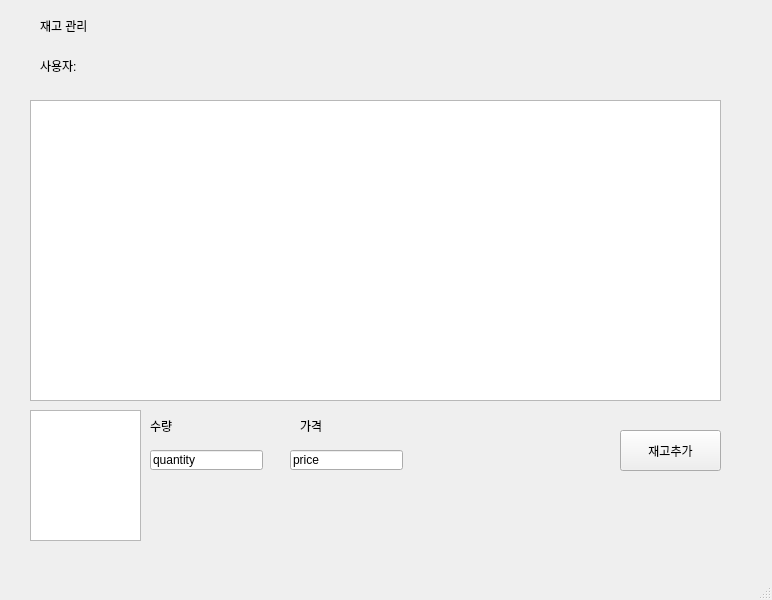
First picture: the form in ui/inventory.ui, repository gwon6482/DBteamproject, before the edit.
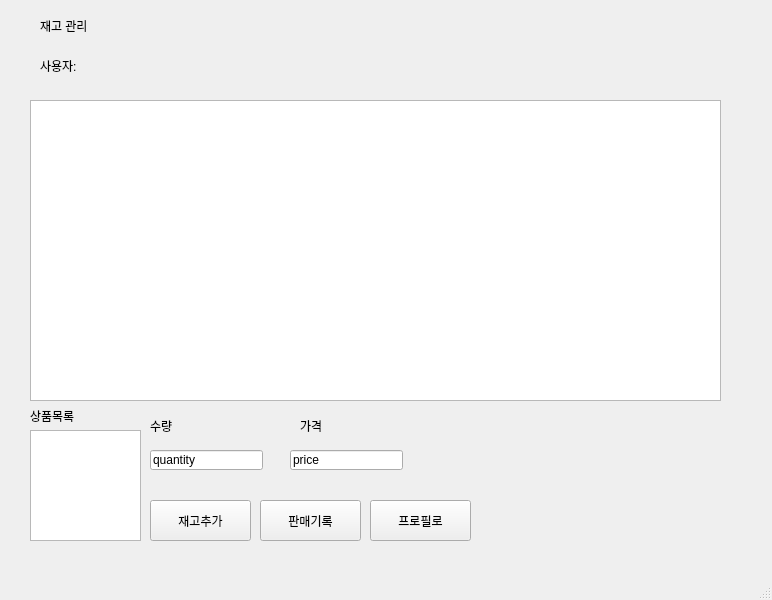
Second picture: the form after the edit.

Commit message: add PuchaseList.py fixed issue with InventoryPage.py

Diff of the .ui file:
```diff
--- a/ui/inventory.ui
+++ b/ui/inventory.ui
@@ -53,8 +53,8 @@
    <widget class="QPushButton" name="btn_addinven">
     <property name="geometry">
      <rect>
-      <x>620</x>
-      <y>430</y>
+      <x>150</x>
+      <y>500</y>
       <width>101</width>
       <height>41</height>
      </rect>
@@ -93,9 +93,9 @@
     <property name="geometry">
      <rect>
       <x>30</x>
-      <y>410</y>
+      <y>430</y>
       <width>111</width>
-      <height>131</height>
+      <height>111</height>
      </rect>
     </property>
    </widget>
@@ -125,6 +125,45 @@
      <string>가격</string>
     </property>
    </widget>
+   <widget class="QPushButton" name="btn_purchaseList">
+    <property name="geometry">
+     <rect>
+      <x>260</x>
+      <y>500</y>
+      <width>101</width>
+      <height>41</height>
+     </rect>
+    </property>
+    <property name="text">
+     <string>판매기록</string>
+    </property>
+   </widget>
+   <widget class="QPushButton" name="btn_profile">
+    <property name="geometry">
+     <rect>
+      <x>370</x>
+      <y>500</y>
+      <width>101</width>
+      <height>41</height>
+     </rect>
+    </property>
+    <property name="text">
+     <string>프로필로</string>
+    </property>
+   </widget>
+   <widget class="QLabel" name="label_4">
+    <property name="geometry">
+     <rect>
+      <x>30</x>
+      <y>400</y>
+      <width>81</width>
+      <height>31</height>
+     </rect>
+    </property>
+    <property name="text">
+     <string>상품목록</string>
+    </property>
+   </widget>
   </widget>
   <widget class="QMenuBar" name="menubar">
    <property name="geometry">
```
Left out of the diff: 6 changed lines with no effect on the pictures. The commit also changes 4 other files.
